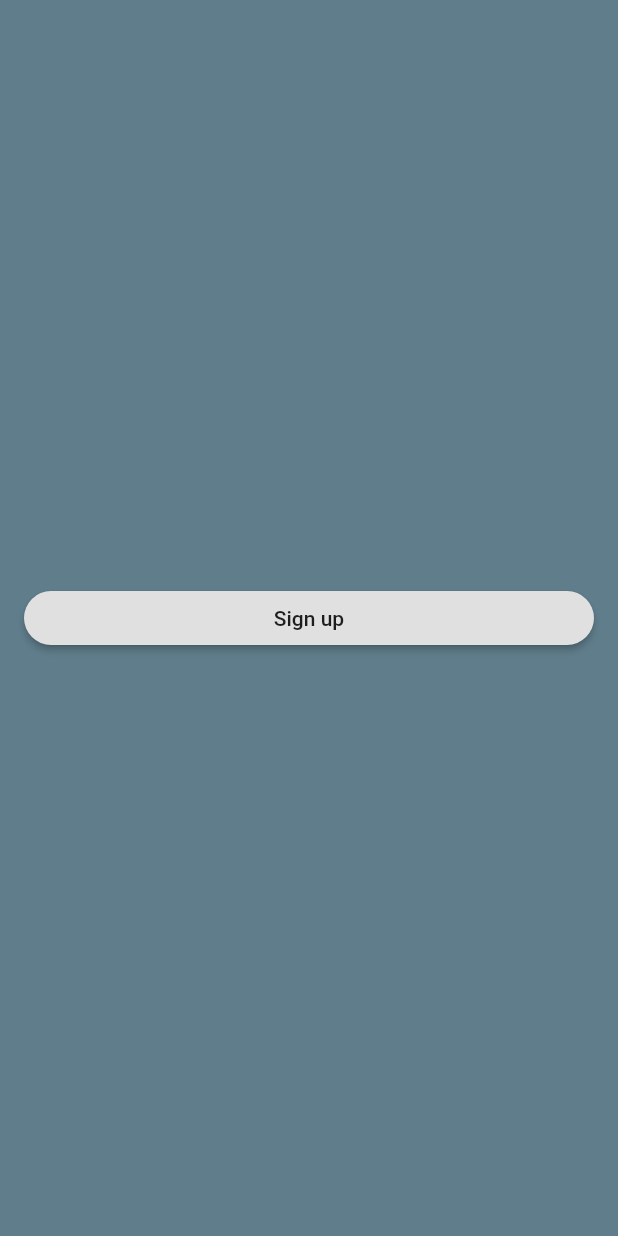
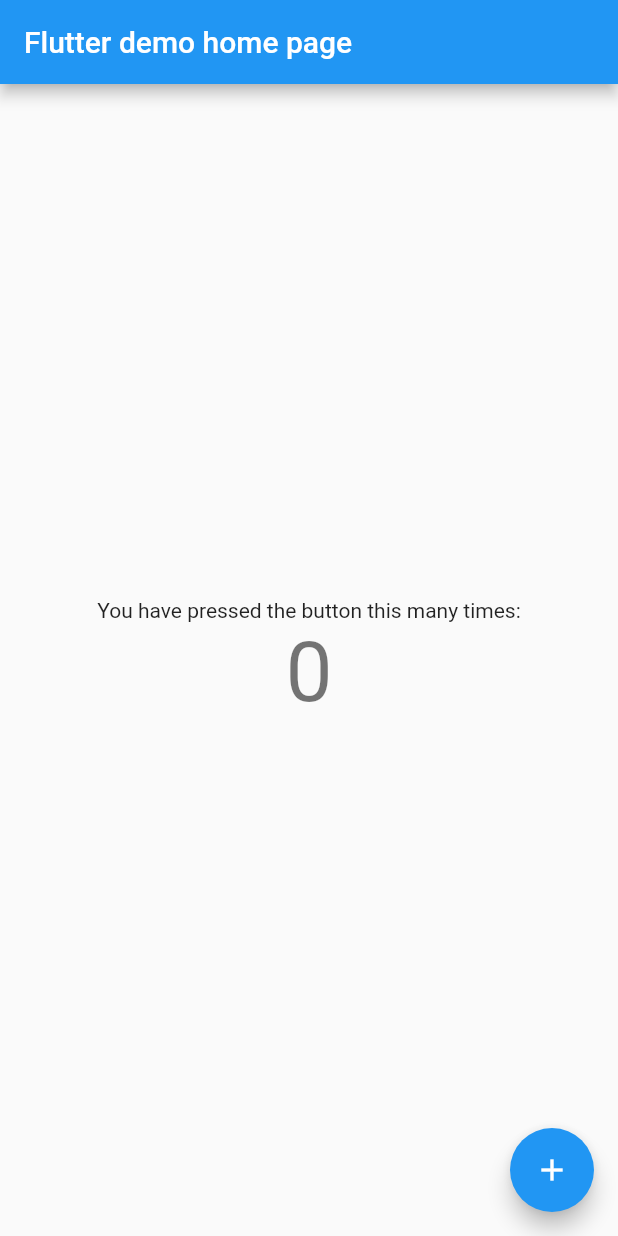
Before and after one commit to AnnSyed/dev_qa_show, a Flutter app: the screen it shows after launch, on a phone screen of 412 x 824 dp. Run offline on Flutter 3.47's test engine with Material 2 defaults, Android fonts, the phone set to English and light mode, and no system bars.

Commit message:
Revert back to original

```diff
--- a/lib/main.dart
+++ b/lib/main.dart
@@ -1,4 +1,3 @@
-import 'package:dev_qa_show/registration.dart';
 import 'package:flutter/material.dart';
 
 void main() {
@@ -74,7 +73,9 @@
     // fast, so that you can just rebuild anything that needs updating rather
     // than having to individually change instances of widgets.
     return Scaffold(
-      backgroundColor: Colors.blueGrey,
+      appBar: AppBar(
+        title: Text('Flutter demo home page'),
+      ),
       body: Center(
         // Center is a layout widget. It takes a single child and positions it
         // in the middle of the parent.
@@ -95,29 +96,17 @@
           // horizontal).
           mainAxisAlignment: MainAxisAlignment.center,
           children: <Widget>[
-            Padding(
-              padding: const EdgeInsets.all(16.0),
-              child: Row(
-                children: [
-                  Expanded(
-                    child: RaisedButton(
-                      key: Key('mySignUpButton'),
-                      onPressed: () {
-                        Navigator.of(context).push(
-                          MaterialPageRoute(
-                            builder: (context) => RegistrationScreen(),
-                          ),
-                        );
-                      },
-                      child: Text('Sign up'),
-                      shape: StadiumBorder(),
-                    ),
-                  ),
-                ],
-              ),
-            )
+            Text('You have pressed the button this many times:'),
+            Text(
+              '$_counter',
+              style: Theme.of(context).textTheme.headline2,
+            ),
           ],
         ),
+      ),
+      floatingActionButton: FloatingActionButton(
+        child: Icon(Icons.add),
+        onPressed: _incrementCounter,
       ),
     );
   }
```
Also changed, not shown: lib/registration.dart (deleted, +0 -123 lines).
